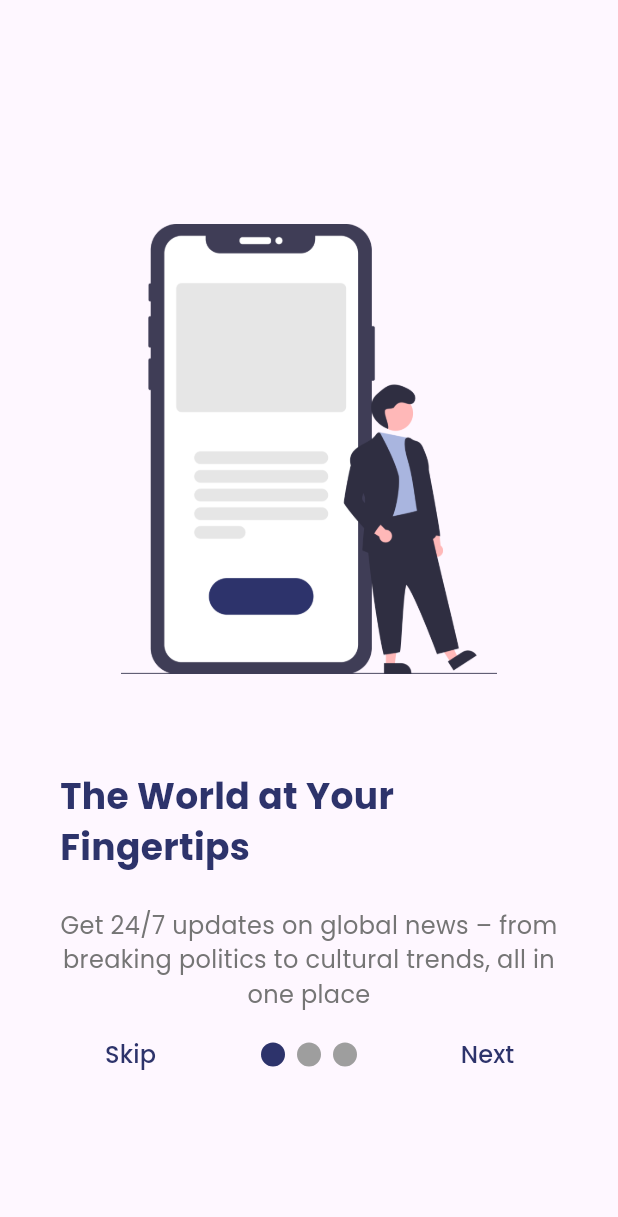
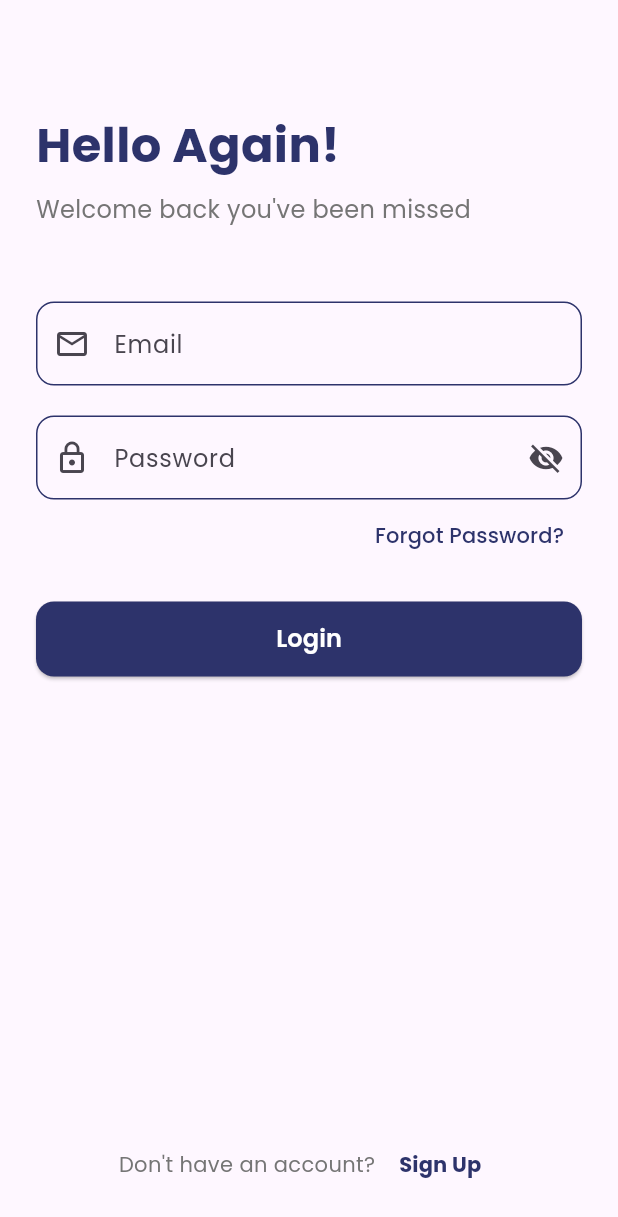
Before and after one commit to kangjoyeuse/newshive, a Flutter app: the screen it shows after launch, after a tap on "Skip", on a phone screen of 412 x 824 dp. Shown: the top 1217 px of the screen. Run offline on Flutter 3.47's test engine with Material 3 defaults, Android fonts, the phone set to English and light mode, and no system bars; drawn by our look-alikes of smooth_page_indicator; our stand-ins replace google_fonts, simple_gradient_text.

Commit message:
feat: add screen login and register

```diff
--- a/lib/main.dart
+++ b/lib/main.dart
@@ -1,6 +1,5 @@
 import 'package:flutter/material.dart';
 import 'package:newshive/pages/introduction_screen.dart';
-import 'package:newshive/pages/splash_screen.dart';
 
 void main() => runApp(Newshive());
 
--- a/lib/pages/introduction_screen.dart
+++ b/lib/pages/introduction_screen.dart
@@ -1,5 +1,6 @@
 import 'package:flutter/material.dart';
 import 'package:google_fonts/google_fonts.dart';
+import 'package:newshive/pages/login_screen.dart';
 import 'package:smooth_page_indicator/smooth_page_indicator.dart';
 
 class IntroductionScreen extends StatefulWidget {
@@ -51,6 +52,10 @@ class _IntroductionScreenState extends State<IntroductionScreen> {
                 TextButton(
                   onPressed: () {
                     // Navigate to home screen
+                    Navigator.pushReplacement(
+                      context,
+                      MaterialPageRoute(builder: (context) => LoginScreen())
+                    );
                   },
                   child: Text(
                     'Skip',
@@ -72,6 +77,9 @@ class _IntroductionScreenState extends State<IntroductionScreen> {
                   onPressed: () {
                     if (isLastPage) {
                       // Navigate to home screen
+                      Navigator.pushReplacement(
+                        context,MaterialPageRoute(builder: (context) => const LoginScreen()),
+                      );
                     } else {
                       _controller.nextPage(
                         duration: const Duration(milliseconds: 500),
--- /dev/null
+++ b/lib/pages/login_screen.dart
@@ -0,0 +1,162 @@
+import 'package:flutter/material.dart';
+import 'package:google_fonts/google_fonts.dart';
+import 'package:newshive/pages/register_screen.dart';
+
+class LoginScreen extends StatefulWidget {
+  const LoginScreen({super.key});
+
+  @override
+  State<LoginScreen> createState() => _LoginScreenState();
+}
+
+class _LoginScreenState extends State<LoginScreen> {
+  final _emailController = TextEditingController();
+  final _passwordController = TextEditingController();
+  bool _isPasswordVisible = false;
+
+  @override
+  Widget build(BuildContext context) {
+    return Scaffold(
+      body: SafeArea(
+        child: Padding(
+          padding: const EdgeInsets.all(24.0),
+          child: Column(
+            crossAxisAlignment: CrossAxisAlignment.start,
+            children: [
+              const SizedBox(height: 50),
+              Text(
+                'Hello Again!',
+                style: GoogleFonts.poppins(
+                  fontSize: 32,
+                  fontWeight: FontWeight.bold,
+                  color: const Color(0xff2D336B),
+                ),
+              ),
+              const SizedBox(height: 8),
+              Text(
+                "Welcome back you've been missed",
+                style: GoogleFonts.poppins(
+                  fontSize: 16,
+                  color: Colors.grey[600],
+                ),
+              ),
+              const SizedBox(height: 50),
+              TextField(
+                controller: _emailController,
+                decoration: InputDecoration(
+                  hintText: 'Email',
+                  hintStyle: GoogleFonts.poppins(),
+                  prefixIcon: const Icon(Icons.email_outlined),
+                  border: OutlineInputBorder(
+                    borderRadius: BorderRadius.circular(12),
+                  ),
+                  enabledBorder: OutlineInputBorder(
+                    borderRadius: BorderRadius.circular(12),
+                    borderSide: const BorderSide(color: Color(0xff2D336B)),
+                  ),
+                ),
+              ),
+              const SizedBox(height: 20),
+              TextField(
+                controller: _passwordController,
+                obscureText: !_isPasswordVisible,
+                decoration: InputDecoration(
+                  hintText: 'Password',
+                  hintStyle: GoogleFonts.poppins(),
+                  prefixIcon: const Icon(Icons.lock_outline),
+                  suffixIcon: IconButton(
+                    icon: Icon(
+                      _isPasswordVisible ? Icons.visibility : Icons.visibility_off,
+                    ),
+                    onPressed: () {
+                      setState(() {
+                        _isPasswordVisible = !_isPasswordVisible;
+                      });
+                    },
+                  ),
+                  border: OutlineInputBorder(
+                    borderRadius: BorderRadius.circular(12),
+                  ),
+                  enabledBorder: OutlineInputBorder(
+                    borderRadius: BorderRadius.circular(12),
+                    borderSide: const BorderSide(color: Color(0xff2D336B)),
+                  ),
+                ),
+              ),
+              Align(
+                alignment: Alignment.centerRight,
+                child: TextButton(
+                  onPressed: () {
+                    // Navigate to forgot password screen
+                  },
+                  child: Text(
+                    'Forgot Password?',
+                    style: GoogleFonts.poppins(
+                      color: const Color(0xff2D336B),
+                    ),
+                  ),
+                ),
+              ),
+              const SizedBox(height: 20),
+              SizedBox(
+                width: double.infinity,
+                height: 50,
+                child: ElevatedButton(
+                  onPressed: () {
+                    // Handle login
+                  },
+                  style: ElevatedButton.styleFrom(
+                    backgroundColor: const Color(0xff2D336B),
+                    shape: RoundedRectangleBorder(
+                      borderRadius: BorderRadius.circular(12),
+                    ),
+                  ),
+                  child: Text(
+                    'Login',
+                    style: GoogleFonts.poppins(
+                      color: Colors.white,
+                      fontSize: 16,
+                      fontWeight: FontWeight.w600,
+                    ),
+                  ),
+                ),
+              ),
+              const Spacer(),
+              Center(
+                child: Row(
+                  mainAxisAlignment: MainAxisAlignment.center,
+                  children: [
+                    Text(
+                      "Don't have an account? ",
+                      style: GoogleFonts.poppins(
+                        color: Colors.grey[600],
+                      ),
+                    ),
+                    TextButton(
+                      onPressed: () {
+                        // Navigate to sign up screen
+                        Navigator.pushReplacement(
+                          context,
+                          MaterialPageRoute(
+                            builder: (context) => RegisterScreen()
+                          )
+                        );
+                      },
+                      child: Text(
+                        'Sign Up',
+                        style: GoogleFonts.poppins(
+                          color: const Color(0xff2D336B),
+                          fontWeight: FontWeight.bold,
+                        ),
+                      ),
+                    ),
+                  ],
+                ),
+              ),
+            ],
+          ),
+        ),
+      ),
+    );
+  }
+}
```
Also changed, not shown: lib/pages/register_screen.dart (added, +183 -0 lines).
